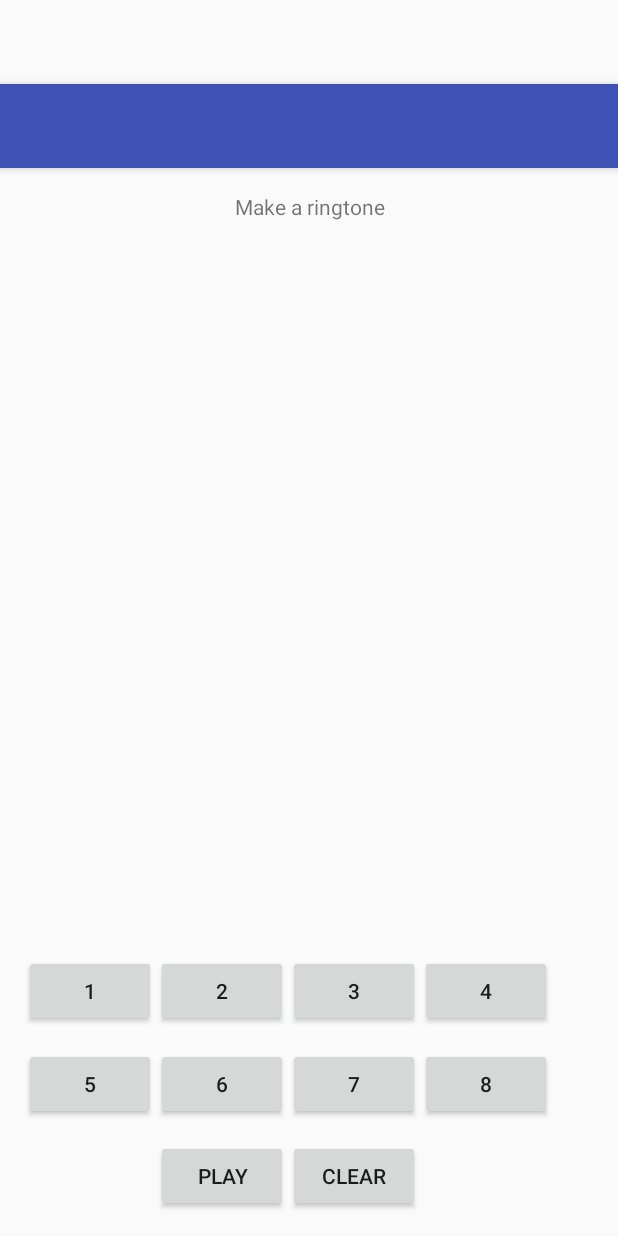
After one commit to Jereakom/Project-Studies-3, an Android app: the layout activity_make_ringtone.xml on its own in the app's theme, with its tools: preview values and no code run, on a phone screen of 412 x 824 dp. The commit adds this screen. Run offline under Robolectric (Android 15) with nearby library versions, the phone set to English and light mode, and no system bars.

Commit message:
Got the ringtone creation working with local files.

```diff
--- a/app/src/main/java/group1/oamk/ringo/MainActivity.java
+++ b/app/src/main/java/group1/oamk/ringo/MainActivity.java
@@ -17,9 +17,7 @@ public class MainActivity extends AppCompatActivity {
         final Button button = (Button) findViewById(R.id.button2);
         button.setOnClickListener(new View.OnClickListener() {
             public void onClick(View v) {
-                CharSequence test = "asdasdasd";
-                TextView testy = (TextView)findViewById(R.id.test);
-                testy.setText(test);
+                startActivity(new Intent(MainActivity.this, makeRingtone.class));
             }
         });
 
--- /dev/null
+++ b/app/src/main/res/layout/activity_make_ringtone.xml
@@ -0,0 +1,26 @@
+<?xml version="1.0" encoding="utf-8"?>
+<android.support.design.widget.CoordinatorLayout xmlns:android="http://schemas.android.com/apk/res/android"
+    xmlns:app="http://schemas.android.com/apk/res-auto"
+    xmlns:tools="http://schemas.android.com/tools"
+    android:layout_width="match_parent"
+    android:layout_height="match_parent"
+    android:fitsSystemWindows="true"
+    tools:context="group1.oamk.ringo.makeRingtone">
+
+    <android.support.design.widget.AppBarLayout
+        android:layout_width="match_parent"
+        android:layout_height="wrap_content"
+        android:theme="@style/AppTheme.AppBarOverlay">
+
+        <android.support.v7.widget.Toolbar
+            android:id="@+id/toolbar"
+            android:layout_width="match_parent"
+            android:layout_height="?attr/actionBarSize"
+            android:background="?attr/colorPrimary"
+            app:popupTheme="@style/AppTheme.PopupOverlay" />
+
+    </android.support.design.widget.AppBarLayout>
+
+    <include layout="@layout/content_make_ringtone" />
+
+</android.support.design.widget.CoordinatorLayout>
--- /dev/null
+++ b/app/src/main/res/layout/content_make_ringtone.xml
@@ -0,0 +1,116 @@
+<?xml version="1.0" encoding="utf-8"?>
+<RelativeLayout xmlns:android="http://schemas.android.com/apk/res/android"
+    xmlns:app="http://schemas.android.com/apk/res-auto"
+    xmlns:tools="http://schemas.android.com/tools"
+    android:id="@+id/content_make_ringtone"
+    android:layout_width="match_parent"
+    android:layout_height="match_parent"
+    android:paddingBottom="@dimen/activity_vertical_margin"
+    android:paddingLeft="@dimen/activity_horizontal_margin"
+    android:paddingRight="@dimen/activity_horizontal_margin"
+    android:paddingTop="@dimen/activity_vertical_margin"
+    app:layout_behavior="@string/appbar_scrolling_view_behavior"
+    tools:context="group1.oamk.ringo.makeRingtone"
+    tools:showIn="@layout/activity_make_ringtone">
+
+    <TextView
+        android:text="Make a ringtone"
+        android:layout_width="match_parent"
+        android:layout_height="wrap_content"
+        android:id="@+id/textView"
+        android:layout_alignParentTop="true"
+        android:layout_centerHorizontal="true"
+        android:textAlignment="center" />
+
+    <Button
+        android:text="1"
+        android:layout_width="wrap_content"
+        android:layout_height="wrap_content"
+        android:layout_alignParentBottom="true"
+        android:layout_alignParentLeft="true"
+        android:layout_alignParentStart="true"
+        android:layout_marginBottom="123dp"
+        android:id="@+id/button" />
+
+    <Button
+        android:text="2"
+        android:layout_width="wrap_content"
+        android:layout_height="wrap_content"
+        android:layout_alignTop="@+id/button"
+        android:layout_toRightOf="@+id/button"
+        android:layout_toEndOf="@+id/button"
+        android:id="@+id/button2" />
+
+    <Button
+        android:text="3"
+        android:layout_width="wrap_content"
+        android:layout_height="wrap_content"
+        android:layout_alignTop="@+id/button2"
+        android:layout_toRightOf="@+id/button2"
+        android:layout_toEndOf="@+id/button2"
+        android:id="@+id/button3" />
+
+    <Button
+        android:text="4"
+        android:layout_width="wrap_content"
+        android:layout_height="wrap_content"
+        android:layout_alignTop="@+id/button3"
+        android:layout_toRightOf="@+id/button3"
+        android:layout_toEndOf="@+id/button3"
+        android:id="@+id/button4" />
+
+    <Button
+        android:text="5"
+        android:layout_width="wrap_content"
+        android:layout_height="wrap_content"
+        android:layout_below="@+id/button2"
+        android:layout_toLeftOf="@+id/button2"
+        android:layout_toStartOf="@+id/button2"
+        android:layout_marginTop="14dp"
+        android:id="@+id/button5" />
+
+    <Button
+        android:text="6"
+        android:layout_width="wrap_content"
+        android:layout_height="wrap_content"
+        android:layout_alignTop="@+id/button5"
+        android:layout_toRightOf="@+id/button5"
+        android:layout_toEndOf="@+id/button5"
+        android:id="@+id/button6" />
+
+    <Button
+        android:text="7"
+        android:layout_width="wrap_content"
+        android:layout_height="wrap_content"
+        android:layout_alignTop="@+id/button6"
+        android:layout_toRightOf="@+id/button6"
+        android:layout_toEndOf="@+id/button6"
+        android:id="@+id/button7" />
+
+    <Button
+        android:text="8"
+        android:layout_width="wrap_content"
+        android:layout_height="wrap_content"
+        android:layout_alignTop="@+id/button7"
+        android:layout_toRightOf="@+id/button7"
+        android:layout_toEndOf="@+id/button7"
+        android:id="@+id/button8" />
+
+    <Button
+        android:text="Play"
+        android:layout_width="wrap_content"
+        android:layout_height="wrap_content"
+        android:id="@+id/play"
+        android:layout_alignParentBottom="true"
+        android:layout_toRightOf="@+id/button5"
+        android:layout_toEndOf="@+id/button5" />
+
+    <Button
+        android:text="Clear"
+        android:layout_width="wrap_content"
+        android:layout_height="wrap_content"
+        android:layout_alignTop="@+id/play"
+        android:layout_toRightOf="@+id/play"
+        android:layout_toEndOf="@+id/play"
+        android:id="@+id/clear" />
+</RelativeLayout>
```
Also changed, not shown: app/src/main/java/group1/oamk/ringo/makeRingtone.java (added, +348 -0 lines), 4 other files.
